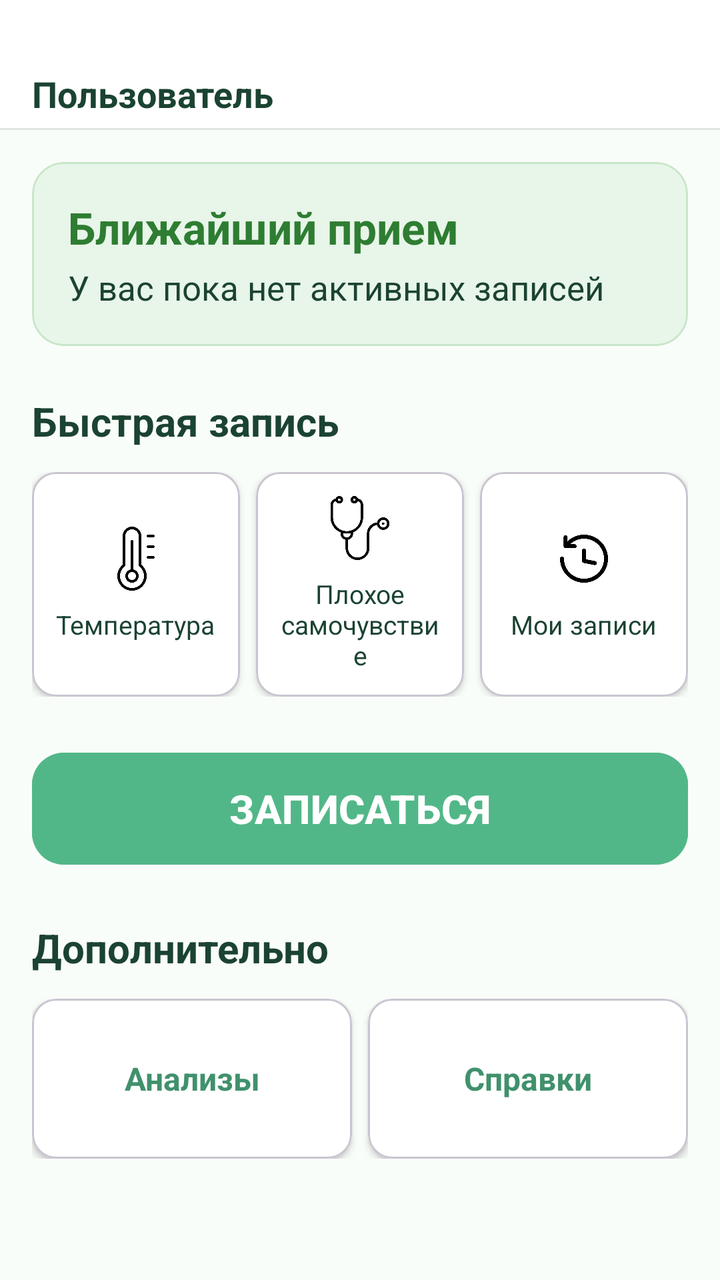
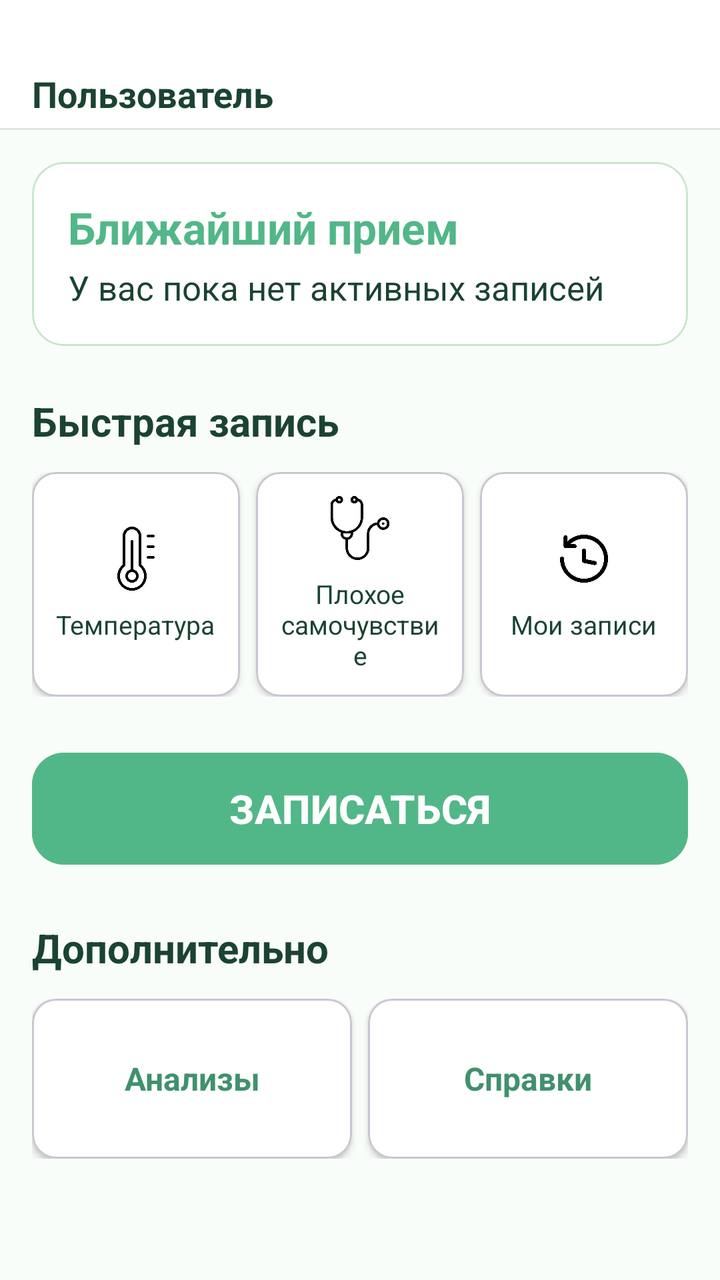

Compare the two renders of this Android layout. The source of the first and the diff that turns it into the second are given below.
<!-- AndroidManifest.xml: application theme Theme.MyHospital -->
<!-- res/layout/fragment_home.xml -->
<?xml version="1.0" encoding="utf-8"?>
<androidx.constraintlayout.widget.ConstraintLayout
    xmlns:android="http://schemas.android.com/apk/res/android"
    xmlns:app="http://schemas.android.com/apk/res-auto"
    xmlns:tools="http://schemas.android.com/tools"
    android:layout_width="match_parent"
    android:layout_height="match_parent"
    android:background="#F9FDF9"
    tools:ignore="HardcodedText,ContentDescription">

    <androidx.appcompat.widget.Toolbar
        android:id="@+id/topToolbar"
        android:layout_width="match_parent"
        android:layout_height="?attr/actionBarSize"
        android:background="#FFFFFF"
        app:layout_constraintTop_toTopOf="parent">
        <RelativeLayout
            android:layout_width="match_parent"
            android:layout_height="match_parent"
            android:layout_marginEnd="16dp">
            <TextView
                android:id="@+id/tvUserNameHome"
                android:layout_width="wrap_content"
                android:layout_height="wrap_content"
                android:layout_centerVertical="true"
                android:paddingTop="30dp"
                android:text="Пользователь"
                android:textColor="#1B4332"
                android:textSize="18sp"
                android:textStyle="bold" />
        </RelativeLayout>
    </androidx.appcompat.widget.Toolbar>

    <View
        android:id="@+id/topDivider"
        android:layout_width="match_parent"
        android:layout_height="1dp"
        android:background="#1A000000"
        app:layout_constraintTop_toBottomOf="@id/topToolbar" />

    <ScrollView
        android:layout_width="match_parent"
        android:layout_height="0dp"
        app:layout_constraintBottom_toBottomOf="parent"
        app:layout_constraintTop_toBottomOf="@id/topDivider">

        <LinearLayout
            android:layout_width="match_parent"
            android:layout_height="wrap_content"
            android:orientation="vertical"
            android:padding="16dp">

            <com.google.android.material.card.MaterialCardView
                android:id="@+id/cardUpcoming"
                android:layout_width="match_parent"
                android:layout_height="wrap_content"
                android:layout_marginBottom="24dp"
                app:cardBackgroundColor="#E8F5E9"
                app:cardCornerRadius="16dp"
                app:cardElevation="0dp"
                app:strokeColor="#C8E6C9"
                app:strokeWidth="1dp">
                <LinearLayout
                    android:layout_width="match_parent"
                    android:layout_height="wrap_content"
                    android:orientation="vertical"
                    android:padding="18dp">
                    <TextView
                        android:layout_width="wrap_content"
                        android:layout_height="wrap_content"
                        android:text="Ближайший прием"
                        android:textColor="#2E7D32"
                        android:textSize="22sp"
                        android:textStyle="bold" />
                    <TextView
                        android:id="@+id/tvUpcomingDetails"
                        android:layout_width="wrap_content"
                        android:layout_height="wrap_content"
                        android:layout_marginTop="4dp"
                        android:text="У вас пока нет активных записей"
                        android:textColor="#1B4332"
                        android:textSize="17sp" />
                </LinearLayout>
            </com.google.android.material.card.MaterialCardView>

            <TextView
                android:layout_width="wrap_content"
                android:layout_height="wrap_content"
                android:layout_marginBottom="12dp"
                android:text="Быстрая запись"
                android:textColor="#1B4332"
                android:textSize="20sp"
                android:textStyle="bold" />

            <LinearLayout
                android:layout_width="match_parent"
                android:layout_height="wrap_content"
                android:layout_marginBottom="24dp"
                android:orientation="horizontal"
                android:weightSum="3">

                <com.google.android.material.card.MaterialCardView
                    android:id="@+id/cardQuickTemp"
                    android:layout_width="0dp"
                    android:layout_height="match_parent"
                    android:layout_weight="1"
                    android:layout_marginEnd="8dp"
                    app:cardBackgroundColor="#FFFFFF"
                    app:cardCornerRadius="12dp"
                    app:cardElevation="2dp">
                    <LinearLayout
                        android:layout_width="match_parent"
                        android:layout_height="match_parent"
                        android:gravity="center"
                        android:orientation="vertical"
                        android:padding="12dp">
                        <ImageView
                            android:layout_width="32dp"
                            android:layout_height="32dp"
                            android:layout_marginBottom="8dp"
                            android:src="@drawable/temperature" />
                        <TextView
                            android:layout_width="wrap_content"
                            android:layout_height="wrap_content"
                            android:text="Температура"
                            android:textAlignment="center"
                            android:textColor="#1B4332"
                            android:textSize="13sp" />
                    </LinearLayout>
                </com.google.android.material.card.MaterialCardView>

                <com.google.android.material.card.MaterialCardView
                    android:id="@+id/cardQuickFeelBad"
                    android:layout_width="0dp"
                    android:layout_height="match_parent"
                    android:layout_weight="1"
                    android:layout_marginEnd="8dp"
                    app:cardBackgroundColor="#FFFFFF"
                    app:cardCornerRadius="12dp"
                    app:cardElevation="2dp">
                    <LinearLayout
                        android:layout_width="match_parent"
                        android:layout_height="match_parent"
                        android:gravity="center"
                        android:orientation="vertical"
                        android:padding="12dp">
                        <ImageView
                            android:layout_width="32dp"
                            android:layout_height="32dp"
                            android:layout_marginBottom="8dp"
                            android:src="@drawable/badhealth" />
                        <TextView
                            android:layout_width="wrap_content"
                            android:layout_height="wrap_content"
                            android:text="Плохое\nсамочувствие"
                            android:textAlignment="center"
                            android:textColor="#1B4332"
                            android:textSize="13sp" />
                    </LinearLayout>
                </com.google.android.material.card.MaterialCardView>

                <com.google.android.material.card.MaterialCardView
                    android:id="@+id/cardQuickHistory"
                    android:layout_width="0dp"
                    android:layout_height="match_parent"
                    android:layout_weight="1"
                    app:cardBackgroundColor="#FFFFFF"
                    app:cardCornerRadius="12dp"
                    app:cardElevation="2dp">
                    <LinearLayout
                        android:layout_width="match_parent"
                        android:layout_height="match_parent"
                        android:gravity="center"
                        android:orientation="vertical"
                        android:padding="12dp">
                        <ImageView
                            android:layout_width="32dp"
                            android:layout_height="32dp"
                            android:layout_marginBottom="8dp"
                            android:src="@drawable/history" />
                        <TextView
                            android:layout_width="wrap_content"
                            android:layout_height="wrap_content"
                            android:text="Мои записи"
                            android:textAlignment="center"
                            android:textColor="#1B4332"
                            android:textSize="13sp" />
                    </LinearLayout>
                </com.google.android.material.card.MaterialCardView>
            </LinearLayout>

            <Button
                android:id="@+id/btnMainAppointment"
                android:layout_width="match_parent"
                android:layout_height="64dp"
                android:layout_marginBottom="24dp"
                android:backgroundTint="#52B788"
                android:text="ЗАПИСАТЬСЯ"
                android:textColor="#FFFFFF"
                android:textSize="20sp"
                android:textStyle="bold"
                app:cornerRadius="16dp" />

            <TextView
                android:layout_width="wrap_content"
                android:layout_height="wrap_content"
                android:layout_marginBottom="12dp"
                android:text="Дополнительно"
                android:textColor="#1B4332"
                android:textSize="20sp"
                android:textStyle="bold" />

            <LinearLayout
                android:layout_width="match_parent"
                android:layout_height="wrap_content"
                android:orientation="horizontal"
                android:weightSum="2">

                <com.google.android.material.card.MaterialCardView
                    android:id="@+id/cardActionAnalysisHome"
                    android:layout_width="0dp"
                    android:layout_height="80dp"
                    android:layout_weight="1"
                    android:layout_marginEnd="8dp"
                    app:cardBackgroundColor="#FFFFFF"
                    app:cardCornerRadius="12dp"
                    app:cardElevation="2dp">
                    <TextView
                        android:layout_width="match_parent"
                        android:layout_height="match_parent"
                        android:gravity="center"
                        android:text="Анализы"
                        android:textColor="#40916C"
                        android:textSize="16sp"
                        android:textStyle="bold" />
                </com.google.android.material.card.MaterialCardView>

                <com.google.android.material.card.MaterialCardView
                    android:id="@+id/cardActionCertsHome"
                    android:layout_width="0dp"
                    android:layout_height="80dp"
                    android:layout_weight="1"
                    app:cardBackgroundColor="#FFFFFF"
                    app:cardCornerRadius="12dp"
                    app:cardElevation="2dp">
                    <TextView
                        android:layout_width="match_parent"
                        android:layout_height="match_parent"
                        android:gravity="center"
                        android:text="Справки"
                        android:textColor="#40916C"
                        android:textSize="16sp"
                        android:textStyle="bold" />
                </com.google.android.material.card.MaterialCardView>
            </LinearLayout>
        </LinearLayout>
    </ScrollView>
</androidx.constraintlayout.widget.ConstraintLayout>
<!-- resources referenced by this layout -->
<resources>
  <!-- drawable badhealth: png bitmap (drawable, 14166 bytes) -->
  <!-- drawable history: png bitmap (drawable, 11687 bytes) -->
  <!-- drawable temperature: png bitmap (drawable, 11834 bytes) -->
  <style name="Theme.MyHospital" parent="Base.Theme.MyHospital" />
  <style name="Base.Theme.MyHospital" parent="Theme.Material3.DayNight.NoActionBar">
          
          
      </style>
</resources>

<!-- the commit's change to res/layout/fragment_home.xml (unified diff, before → after) -->
@@ -5,14 +5,14 @@
     xmlns:tools="http://schemas.android.com/tools"
     android:layout_width="match_parent"
     android:layout_height="match_parent"
-    android:background="#F9FDF9"
+    android:background="@color/bg_screen"
     tools:ignore="HardcodedText,ContentDescription">
 
     <androidx.appcompat.widget.Toolbar
         android:id="@+id/topToolbar"
         android:layout_width="match_parent"
         android:layout_height="?attr/actionBarSize"
-        android:background="#FFFFFF"
+        android:background="@color/bg_card"
         app:layout_constraintTop_toTopOf="parent">
         <RelativeLayout
             android:layout_width="match_parent"
@@ -25,7 +25,7 @@
                 android:layout_centerVertical="true"
                 android:paddingTop="30dp"
                 android:text="Пользователь"
-                android:textColor="#1B4332"
+                android:textColor="@color/text_main"
                 android:textSize="18sp"
                 android:textStyle="bold" />
         </RelativeLayout>
@@ -55,7 +55,7 @@
                 android:layout_width="match_parent"
                 android:layout_height="wrap_content"
                 android:layout_marginBottom="24dp"
-                app:cardBackgroundColor="#E8F5E9"
+                app:cardBackgroundColor="@color/bg_card"
                 app:cardCornerRadius="16dp"
                 app:cardElevation="0dp"
                 app:strokeColor="#C8E6C9"
@@ -69,7 +69,7 @@
                         android:layout_width="wrap_content"
                         android:layout_height="wrap_content"
                         android:text="Ближайший прием"
-                        android:textColor="#2E7D32"
+                        android:textColor="@color/primary_green"
                         android:textSize="22sp"
                         android:textStyle="bold" />
                     <TextView
@@ -78,7 +78,7 @@
                         android:layout_height="wrap_content"
                         android:layout_marginTop="4dp"
                         android:text="У вас пока нет активных записей"
-                        android:textColor="#1B4332"
+                        android:textColor="@color/text_main"
                         android:textSize="17sp" />
                 </LinearLayout>
             </com.google.android.material.card.MaterialCardView>
@@ -88,7 +88,7 @@
                 android:layout_height="wrap_content"
                 android:layout_marginBottom="12dp"
                 android:text="Быстрая запись"
-                android:textColor="#1B4332"
+                android:textColor="@color/text_main"
                 android:textSize="20sp"
                 android:textStyle="bold" />
 
@@ -105,7 +105,7 @@
                     android:layout_height="match_parent"
                     android:layout_weight="1"
                     android:layout_marginEnd="8dp"
-                    app:cardBackgroundColor="#FFFFFF"
+                    app:cardBackgroundColor="@color/bg_card"
                     app:cardCornerRadius="12dp"
                     app:cardElevation="2dp">
                     <LinearLayout
@@ -124,7 +124,7 @@
                             android:layout_height="wrap_content"
                             android:text="Температура"
                             android:textAlignment="center"
-                            android:textColor="#1B4332"
+                            android:textColor="@color/text_main"
                             android:textSize="13sp" />
                     </LinearLayout>
                 </com.google.android.material.card.MaterialCardView>
@@ -135,7 +135,7 @@
                     android:layout_height="match_parent"
                     android:layout_weight="1"
                     android:layout_marginEnd="8dp"
-                    app:cardBackgroundColor="#FFFFFF"
+                    app:cardBackgroundColor="@color/bg_card"
                     app:cardCornerRadius="12dp"
                     app:cardElevation="2dp">
                     <LinearLayout
@@ -154,7 +154,7 @@
                             android:layout_height="wrap_content"
                             android:text="Плохое\nсамочувствие"
                             android:textAlignment="center"
-                            android:textColor="#1B4332"
+                            android:textColor="@color/text_main"
                             android:textSize="13sp" />
                     </LinearLayout>
                 </com.google.android.material.card.MaterialCardView>
@@ -164,7 +164,7 @@
                     android:layout_width="0dp"
                     android:layout_height="match_parent"
                     android:layout_weight="1"
-                    app:cardBackgroundColor="#FFFFFF"
+                    app:cardBackgroundColor="@color/bg_card"
                     app:cardCornerRadius="12dp"
                     app:cardElevation="2dp">
                     <LinearLayout
@@ -183,7 +183,7 @@
                             android:layout_height="wrap_content"
                             android:text="Мои записи"
                             android:textAlignment="center"
-                            android:textColor="#1B4332"
+                            android:textColor="@color/text_main"
                             android:textSize="13sp" />
                     </LinearLayout>
                 </com.google.android.material.card.MaterialCardView>
@@ -194,9 +194,9 @@
                 android:layout_width="match_parent"
                 android:layout_height="64dp"
                 android:layout_marginBottom="24dp"
-                android:backgroundTint="#52B788"
+                android:backgroundTint="@color/primary_green"
                 android:text="ЗАПИСАТЬСЯ"
-                android:textColor="#FFFFFF"
+                android:textColor="@color/bg_card"
                 android:textSize="20sp"
                 android:textStyle="bold"
                 app:cornerRadius="16dp" />
@@ -206,7 +206,7 @@
                 android:layout_height="wrap_content"
                 android:layout_marginBottom="12dp"
                 android:text="Дополнительно"
-                android:textColor="#1B4332"
+                android:textColor="@color/text_main"
                 android:textSize="20sp"
                 android:textStyle="bold" />
 
@@ -222,7 +222,7 @@
                     android:layout_height="80dp"
                     android:layout_weight="1"
                     android:layout_marginEnd="8dp"
-                    app:cardBackgroundColor="#FFFFFF"
+                    app:cardBackgroundColor="@color/bg_card"
                     app:cardCornerRadius="12dp"
                     app:cardElevation="2dp">
                     <TextView
@@ -240,7 +240,7 @@
                     android:layout_width="0dp"
                     android:layout_height="80dp"
                     android:layout_weight="1"
-                    app:cardBackgroundColor="#FFFFFF"
+                    app:cardBackgroundColor="@color/bg_card"
                     app:cardCornerRadius="12dp"
                     app:cardElevation="2dp">
                     <TextView
<!-- resource entries referenced after the edit -->
@@ -1,12 +1,14 @@
 <!-- resources referenced by this layout -->
 <resources>
+  <color name="bg_card">#FFFFFF</color>
+  <color name="bg_screen">#F9FDF9</color>
+  <color name="primary_green">#52B788</color>
+  <color name="text_main">#1B4332</color>
   <!-- drawable badhealth: png bitmap (drawable, 14166 bytes) -->
   <!-- drawable history: png bitmap (drawable, 11687 bytes) -->
   <!-- drawable temperature: png bitmap (drawable, 11834 bytes) -->
   <style name="Theme.MyHospital" parent="Base.Theme.MyHospital" />
   <style name="Base.Theme.MyHospital" parent="Theme.Material3.DayNight.NoActionBar">
-          
-          
       </style>
 </resources>
 
